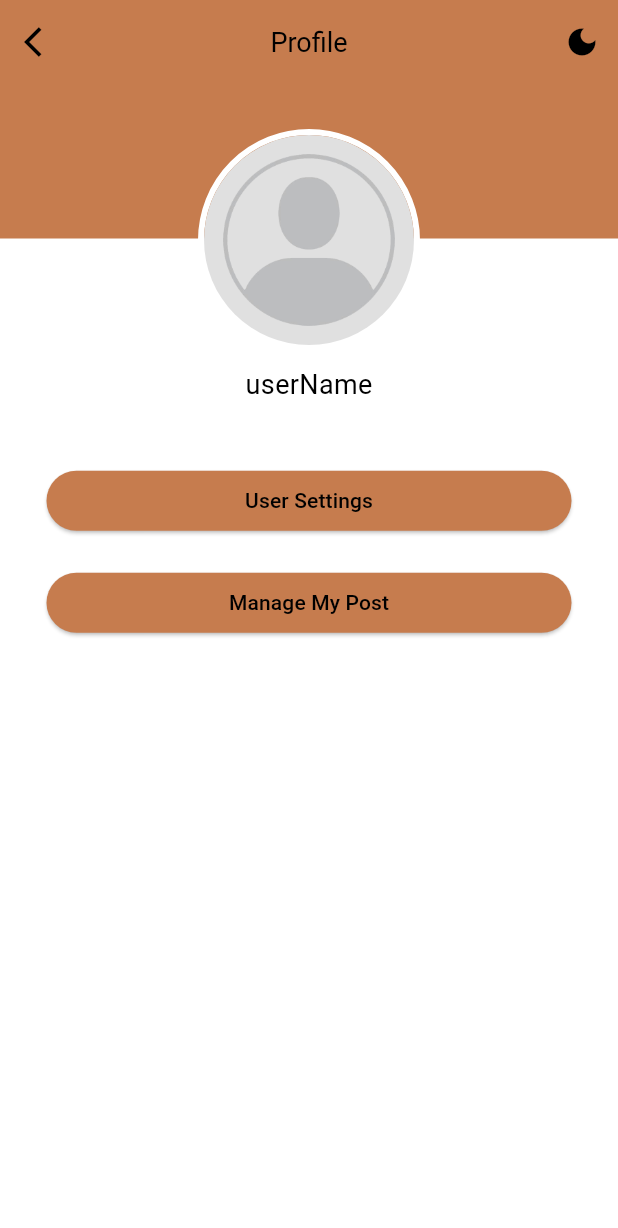
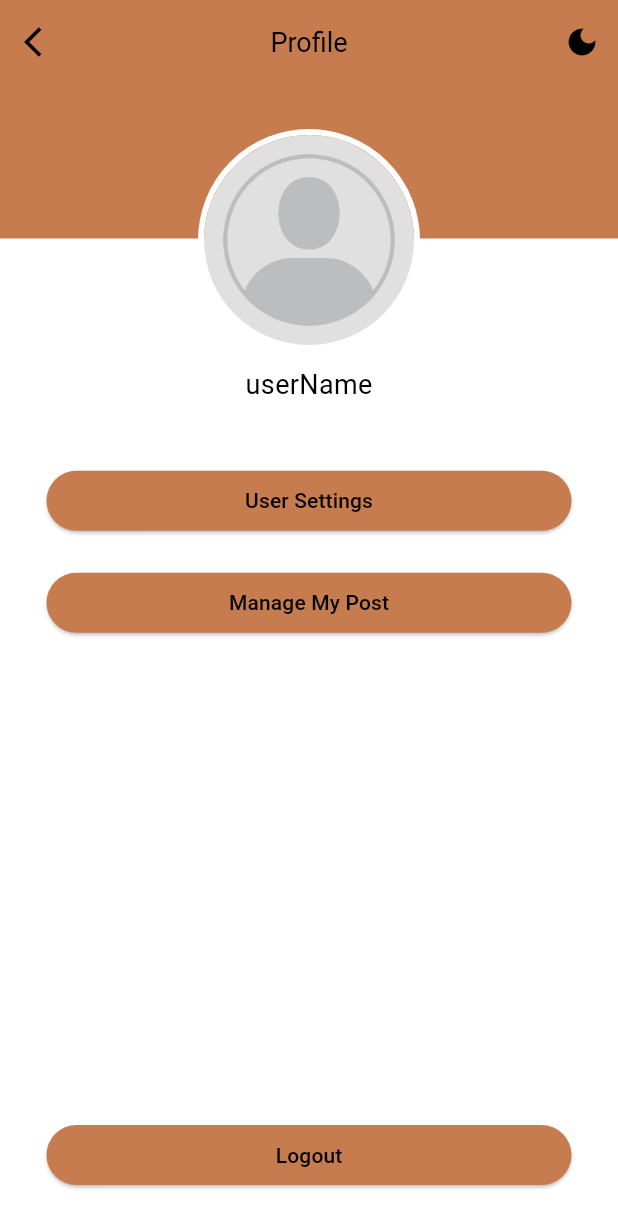
Before and after one commit to devinmarselio/petlv, a Flutter app: the SignUpScreen screen opened directly, after a tap on "Continue with Google", after a tap on the "person 2" icon, on a phone screen of 412 x 824 dp. Shown: the top 1228 px of the screen. Run offline on Flutter 3.47's test engine with Material 3 defaults, Android fonts, the phone set to English and light mode, and no system bars; our stand-ins replace cloud_firestore, expandable, firebase_auth, firebase_core, firebase_storage, google_sign_in and 1 more; accounts and stored records are empty; network calls fail.

Commit message:
Menambahkan Fitur Logout

```diff
--- a/lib/main.dart
+++ b/lib/main.dart
@@ -6,8 +6,8 @@ import 'package:petlv/screens/Adopsi/addpost_adopsi.dart';
 import 'package:petlv/screens/home_screen.dart';
 import 'package:petlv/screens/sign_in_screen.dart';
 import 'package:petlv/screens/sign_up_screen.dart';
-import 'package:petlv/theme/theme.dart';
-import 'package:petlv/theme/theme_provider.dart';
+import 'package:petlv/themes/theme.dart';
+import 'package:petlv/themes/theme_provider.dart';
 import 'package:provider/provider.dart';
 
 void main() async {
--- a/lib/screens/profile_screen.dart
+++ b/lib/screens/profile_screen.dart
@@ -2,8 +2,10 @@ import 'package:flutter/cupertino.dart';
 import 'package:flutter/material.dart';
 import 'package:flutter/widgets.dart';
 import 'package:petlv/screens/home_screen.dart';
-import 'package:petlv/theme/theme.dart';
-import 'package:petlv/theme/theme_provider.dart';
+import 'package:petlv/screens/services/auth_services.dart';
+import 'package:petlv/screens/sign_in_screen.dart';
+import 'package:petlv/themes/theme.dart';
+import 'package:petlv/themes/theme_provider.dart';
 
 import 'package:provider/provider.dart';
 
@@ -15,7 +17,9 @@ class ProfileScreen extends StatefulWidget {
 }
 
 class _ProfileScreenState extends State<ProfileScreen> {
+  SignInScreenState signInScreenState = SignInScreenState();
   ThemeProvider themeProvider = ThemeProvider();
+
   @override
   Widget build(BuildContext context) {
     ThemeProvider themeProvider =
@@ -110,10 +114,12 @@ class _ProfileScreenState extends State<ProfileScreen> {
               )
             ],
           ),
-          Padding(
+          Expanded(
+            child: Padding(
               padding: const EdgeInsets.only(left: 8, right: 8),
               child: Column(
                 crossAxisAlignment: CrossAxisAlignment.center,
+                mainAxisAlignment: MainAxisAlignment.start,
                 children: [
                   SizedBox(
                       width: 350,
@@ -142,8 +148,34 @@ class _ProfileScreenState extends State<ProfileScreen> {
                         'Manage My Post',
                         style: TextStyle(
                             color: Theme.of(context).colorScheme.secondary),
-                        ))),
+                      ),
+                    ),
+                  ),
+                  Spacer(),
+                  Padding(
+                    padding: const EdgeInsets.only(bottom: 30),
+                    child: SizedBox(
+                      width: 350,
+                      child: ElevatedButton(
+                        style: ButtonStyle(
+                          backgroundColor: MaterialStatePropertyAll(
+                              Theme.of(context).colorScheme.primary),
+                        ),
+                        onPressed: () async {
+                          bool result = await AuthServices.signOut(context);
+                          if (result)
+                            signInScreenState.userCredential.value = '';
+                        },
+                        child: Text(
+                          'Logout',
+                          style: TextStyle(
+                              color: Theme.of(context).colorScheme.secondary),
+                        ),
+                      ),
+                    ),
+                  ),
                 ],
+              ),
             ),
           )
         ],
--- a/lib/screens/sign_up_screen.dart
+++ b/lib/screens/sign_up_screen.dart
@@ -2,6 +2,7 @@ import 'package:flutter/material.dart';
 import 'package:firebase_auth/firebase_auth.dart';
 import 'package:petlv/screens/home_screen.dart';
 import 'package:google_sign_in/google_sign_in.dart';
+import 'package:petlv/screens/services/auth_services.dart';
 import 'package:petlv/screens/sign_in_screen.dart';
 
 class SignUpScreen extends StatefulWidget {
@@ -16,31 +17,6 @@ class SignUpScreenState extends State<SignUpScreen> {
 
   ValueNotifier userCredential = ValueNotifier('');
 
-  Future<dynamic> signInWithGoogle() async {
-    try {
-      final GoogleSignInAccount? googleUser = await GoogleSignIn(
-        scopes: [
-          'email',
-        ],
-        clientId:
-        //'37974253661-bf7jutp8u17m02uf1jbi9r6p5gfnfus8.apps.googleusercontent.com', //ANDROID CLIENT ID
-        '37974253661-6f2242raggt8urteh7kp6uvr1n1mk7bt.apps.googleusercontent.com', // WEB CLIENT ID
-      ).signIn();
-
-      final GoogleSignInAuthentication? googleAuth =
-      await googleUser?.authentication;
-
-      final credential = GoogleAuthProvider.credential(
-        accessToken: googleAuth?.accessToken,
-        idToken: googleAuth?.idToken,
-      );
-
-      return await FirebaseAuth.instance.signInWithCredential(credential);
-    } on Exception catch (e) {
-      // TODO
-      print('exception->$e');
-    }
-  }
   @override
   Widget build(BuildContext context) {
     return Scaffold(
@@ -49,11 +25,13 @@ class SignUpScreenState extends State<SignUpScreen> {
       ),
       body: Padding(
         padding: const EdgeInsets.all(16.0),
+        child: SingleChildScrollView(
           child: Column(
             children: [
               Center(
                 child: SizedBox(
                   child: Image.asset(
+                    color: Theme.of(context).colorScheme.secondary,
                     'assets/images/logopetlv.png',
                     fit: BoxFit.fitWidth,
                   ),
@@ -61,47 +39,53 @@ class SignUpScreenState extends State<SignUpScreen> {
               ),
               const SizedBox(height: 32.0),
               Align(
-                alignment: Alignment.centerLeft ,
-                child: const Text('Username', style: TextStyle(fontWeight: FontWeight.bold),)),
+                  alignment: Alignment.centerLeft,
+                  child: const Text(
+                    'Username',
+                    style: TextStyle(fontWeight: FontWeight.bold),
+                  )),
               const SizedBox(height: 5.0),
               TextField(
                 controller: _emailController,
                 decoration: const InputDecoration(
-                labelText: 'Username',
+                  hintText: 'Username',
                   border: OutlineInputBorder(),
                 ),
               ),
               const SizedBox(height: 16.0),
               Align(
-                alignment: Alignment.centerLeft ,
-                child: const Text('Password', style: TextStyle(fontWeight: FontWeight.bold),)),
+                  alignment: Alignment.centerLeft,
+                  child: const Text(
+                    'Password',
+                    style: TextStyle(fontWeight: FontWeight.bold),
+                  )),
               const SizedBox(height: 5.0),
               TextField(
                 controller: _passwordController,
                 decoration: const InputDecoration(
-                labelText: 'Password',
+                  hintText: 'Password',
                   border: OutlineInputBorder(),
                 ),
                 obscureText: true,
               ),
-
               const SizedBox(height: 24.0),
               Row(
                 children: [
                   Expanded(
                     child: Divider(
                       thickness: 1,
-                    color: Colors.black54,
+                      color: Theme.of(context).colorScheme.secondary,
                     ),
                   ),
                   Text(
                     " Or Sign Up With ",
-                  style: TextStyle(color: Colors.black54),
+                    style: TextStyle(
+                        color: Theme.of(context).colorScheme.secondary),
                   ),
                   Expanded(
                     child: Divider(
                       thickness: 1,
-                    color: Colors.black54,
+                      color: Theme.of(context).colorScheme.secondary,
                     ),
                   ),
                 ],
@@ -115,11 +99,14 @@ class SignUpScreenState extends State<SignUpScreen> {
                       height: 60,
                       width: 350,
                       child: ElevatedButton(
-                      style: ElevatedButton.styleFrom(elevation: 5, textStyle: const TextStyle(
+                        style: ElevatedButton.styleFrom(
+                            elevation: 5,
+                            textStyle: const TextStyle(
                               fontSize: 16,
                             )),
                         onPressed: () async {
-                        userCredential.value = await signInWithGoogle();
+                          userCredential.value =
+                              await AuthServices.signInWithGoogle();
                           if (userCredential.value != null)
                             print(userCredential.value.user!.email);
                           Navigator.of(context).pushReplacement(
@@ -147,61 +134,31 @@ class SignUpScreenState extends State<SignUpScreen> {
               SizedBox(
                 height: 60,
                 width: 350,
-              child: ElevatedButton(style: ElevatedButton.styleFrom(elevation: 5,backgroundColor: Color(0xffC67C4E), textStyle: const TextStyle(
+                child: ElevatedButton(
+                  style: ElevatedButton.styleFrom(
+                      elevation: 5,
+                      backgroundColor: Color(0xffC67C4E),
+                      textStyle: const TextStyle(
                         fontSize: 16,
                       )),
                   onPressed: () async {
-                  final email = _emailController.text.trim();
-                  final password = _passwordController.text.trim();
-                  if (email.isEmpty || password.isEmpty) {
+                    await AuthServices.signInWithEmail(
+                        _emailController, _passwordController, context);
                     ScaffoldMessenger.of(context).showSnackBar(
-                      const SnackBar(content: Text('Please fill in all fields.')),
+                      SnackBar(content: Text(AuthServices.getErrorMessage())),
                     );
-                    return;
-                  }
-                  try {
-                    await FirebaseAuth.instance.createUserWithEmailAndPassword(
-                      // <-- Gunakan FirebaseAuth.instance
-                      email: _emailController.text,
-                      password: _passwordController.text,
-                    );
-                    Navigator.of(context).pushReplacement(
-                      MaterialPageRoute(builder: (context) => const HomeScreen()),
-                    );
-                  } on FirebaseAuthException catch (e) {
-                    if (e.code == 'weak-password') {
-                      ScaffoldMessenger.of(context).showSnackBar(
-                        const SnackBar(
-                            content: Text('The password provided is too weak.')),
-                      );
-                    } else if (e.code == 'email-already-in-use') {
-                      ScaffoldMessenger.of(context).showSnackBar(
-                        const SnackBar(
-                            content: Text(
-                                'The account already exists for that email.')),
-                      );
-                    } else if (e.code == 'invalid-email') {
-                      ScaffoldMessenger.of(context).showSnackBar(
-                        const SnackBar(
-                            content: Text('The email address is not valid.')),
-                      );
-                    }
-                  } catch (e) {
-                    ScaffoldMessenger.of(context).showSnackBar(
-                      SnackBar(content: Text('An error occurred: $e')),
-                    );
-                  }
                   },
-                child: const Text('Register',style: TextStyle(color: Colors.white)),
+                  child: const Text('Register',
+                      style: TextStyle(color: Colors.white)),
                 ),
               ),
               SizedBox(
                 height: 60,
                 width: 350,
-
                 child: TextButton(
                   style: TextButton.styleFrom(
-                  foregroundColor: Colors.orange, textStyle: const TextStyle(
+                    foregroundColor: Colors.orange,
+                    textStyle: const TextStyle(
                       fontSize: 18,
                     ),
                   ),
@@ -217,11 +174,14 @@ class SignUpScreenState extends State<SignUpScreen> {
                       children: [
                         TextSpan(
                           text: 'Already Have Account? | ',
-                        style: TextStyle(color: Colors.black, fontWeight: FontWeight.bold),
+                          style: TextStyle(
+                              color: Theme.of(context).colorScheme.secondary,
+                              fontWeight: FontWeight.bold),
                         ),
                         TextSpan(
                           text: 'Login',
-                        style: TextStyle(color: Colors.brown,fontWeight: FontWeight.bold),
+                          style: TextStyle(
+                              color: Colors.brown, fontWeight: FontWeight.bold),
                         ),
                       ],
                     ),
@@ -231,6 +191,7 @@ class SignUpScreenState extends State<SignUpScreen> {
             ],
           ),
         ),
+      ),
     );
   }
 }
--- a/lib/theme/theme_provider.dart
+++ b/lib/themes/theme_provider.dart
@@ -1,6 +1,6 @@
 import 'package:flutter/cupertino.dart';
 import 'package:flutter/material.dart';
-import 'package:petlv/theme/theme.dart';
+import 'package:petlv/themes/theme.dart';
 
 class ThemeProvider with ChangeNotifier {
   ThemeData _themeData = lightMode;
```
Also changed, not shown: lib/screens/services/auth_services.dart (added, +93 -0 lines), lib/screens/sign_in_screen.dart (+42 -114 lines), lib/themes/theme.dart (renamed from lib/theme/theme.dart). Lines whose indentation alone changed are shown as unchanged.
